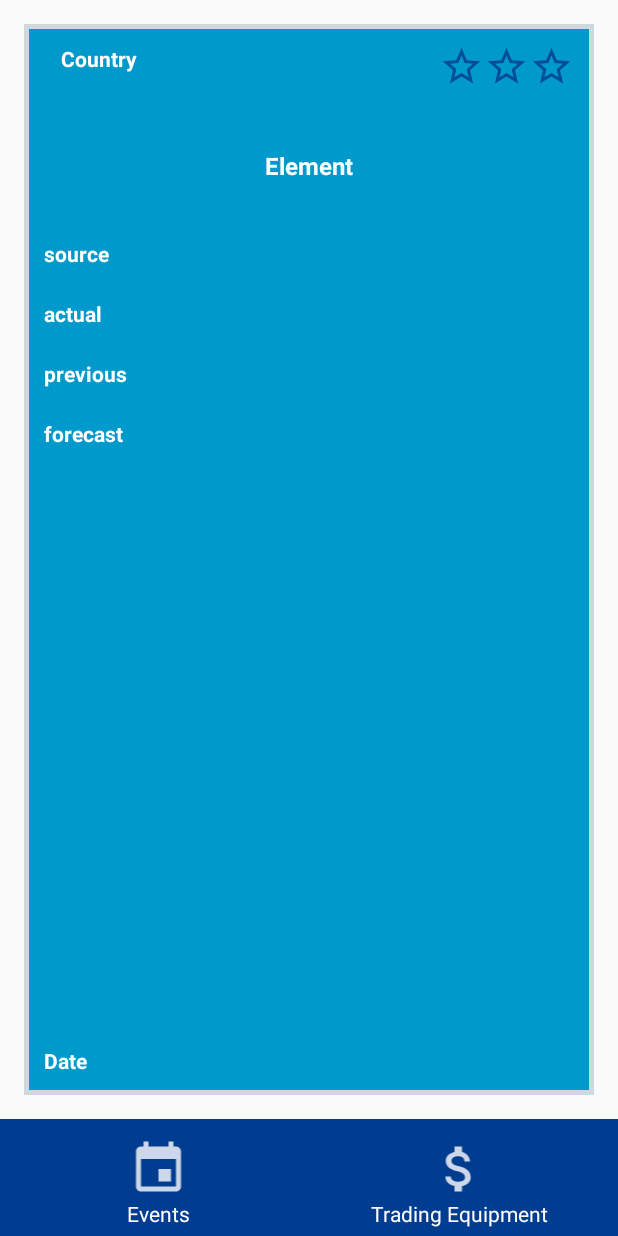
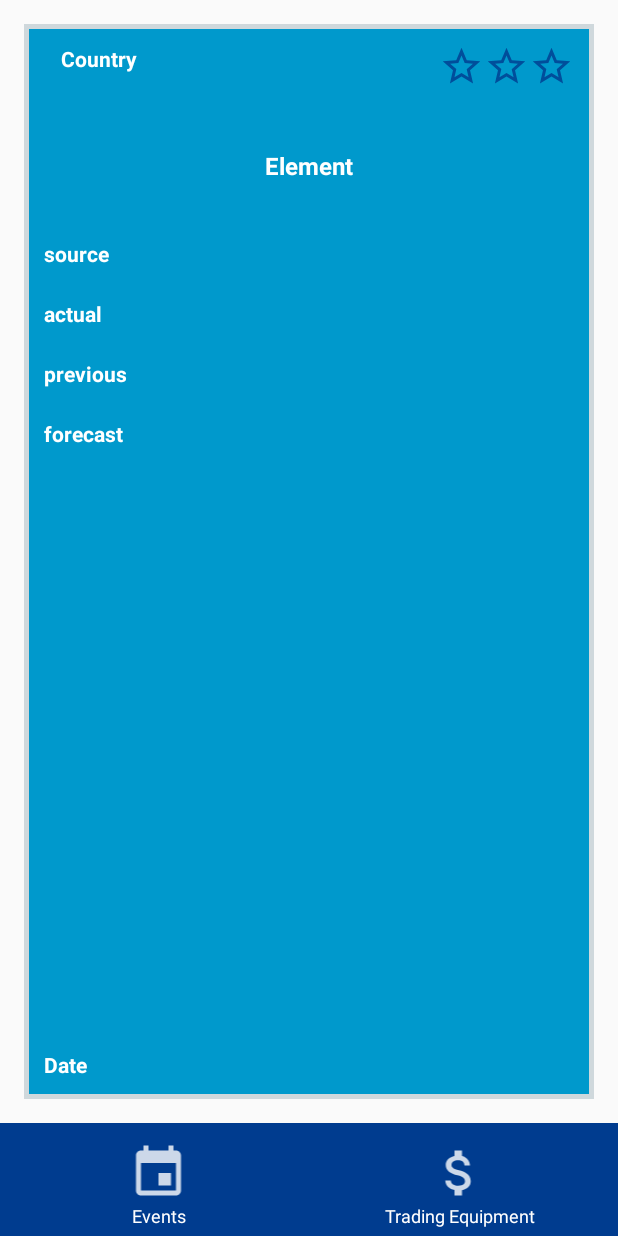
Before and after one commit to bounswe/bounswe2019group4, an Android app: the BaseFragment screen opened through its navigation route, after a tap on "House Price Index YoY", on a phone screen of 412 x 824 dp. Run offline under Robolectric (Android 15) with nearby library versions, the phone set to English and light mode, and no system bars; 13 statements that could not run were skipped.

Commit message:
change design

```diff
--- a/app/android/app/src/main/res/layout/fragment_base.xml
+++ b/app/android/app/src/main/res/layout/fragment_base.xml
@@ -63,7 +63,8 @@
             app:layout_constraintStart_toStartOf="@id/menu_event"
             app:layout_constraintEnd_toEndOf="@id/menu_event"
             app:layout_constraintTop_toBottomOf="@id/menu_event"
-            android:textColor="@android:color/white"/>
+            android:textColor="@android:color/white"
+            android:textSize="12sp"/>
 
         <TextView
             android:layout_width="wrap_content"
@@ -73,7 +74,8 @@
             app:layout_constraintEnd_toEndOf="@id/menu_trading_eq"
             app:layout_constraintTop_toBottomOf="@id/menu_trading_eq"
             android:textColor="@android:color/white"
-            android:id="@+id/base_trading_eq_text"/>
+            android:id="@+id/base_trading_eq_text"
+            android:textSize="12sp"/>
 
         <TextView
             android:layout_width="wrap_content"
@@ -83,7 +85,8 @@
             app:layout_constraintEnd_toEndOf="@id/menu_logout"
             app:layout_constraintTop_toBottomOf="@id/menu_logout"
             android:textColor="@android:color/white"
-            android:id="@+id/base_signout_text"/>
+            android:id="@+id/base_signout_text"
+            android:textSize="12sp"/>
 
     </androidx.constraintlayout.widget.ConstraintLayout>
 
```
